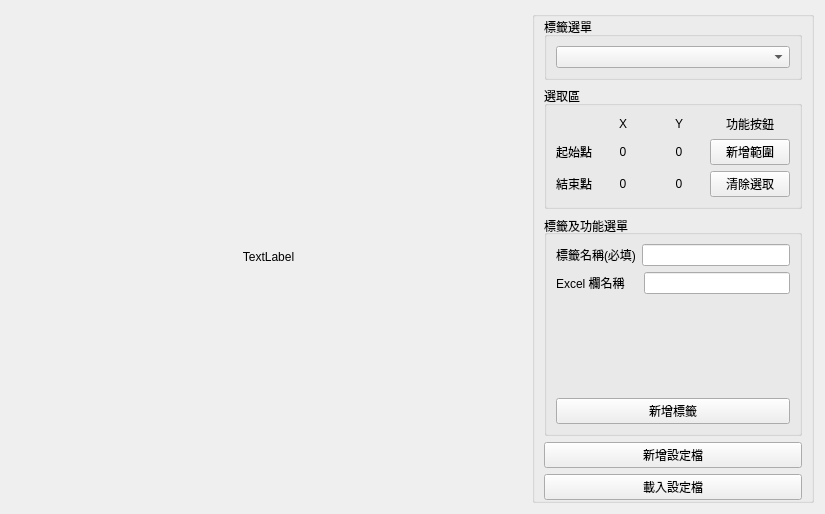
Before: the Qt Designer form src/widget/ocr_format_create_widget/ocr_format_create_widget.ui in IDK-Silver/Customize_OCR, drawn with Qt 5.
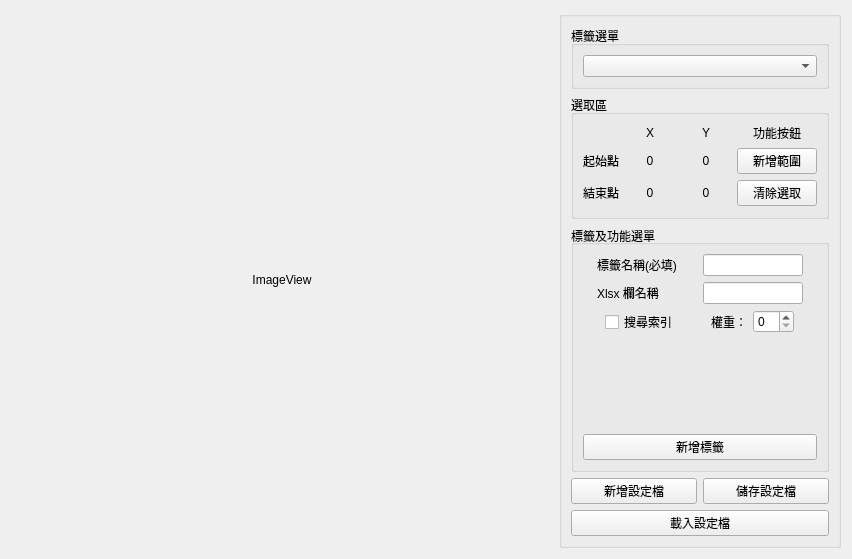
After: the same form once the commit is applied. Custom widgets are drawn as their Qt base class.

What changed in the file:
```diff
--- a/src/widget/ocr_format_create_widget/ocr_format_create_widget.ui
+++ b/src/widget/ocr_format_create_widget/ocr_format_create_widget.ui
@@ -6,8 +6,8 @@
    <rect>
     <x>0</x>
     <y>0</y>
-    <width>825</width>
-    <height>514</height>
+    <width>852</width>
+    <height>559</height>
    </rect>
   </property>
   <property name="minimumSize">
@@ -35,7 +35,7 @@
       </size>
      </property>
      <property name="text">
-      <string>TextLabel</string>
+      <string>ImageView</string>
      </property>
      <property name="alignment">
       <set>Qt::AlignCenter</set>
@@ -43,7 +43,7 @@
     </widget>
    </item>
    <item>
-    <widget class="QGroupBox" name="groupBox">
+    <widget class="QGroupBox" name="Option">
      <property name="sizePolicy">
       <sizepolicy hsizetype="Preferred" vsizetype="Preferred">
        <horstretch>1</horstretch>
@@ -54,14 +54,8 @@
       <string/>
      </property>
      <layout class="QVBoxLayout" name="verticalLayout">
-      <property name="topMargin">
-       <number>0</number>
-      </property>
-      <property name="bottomMargin">
-       <number>0</number>
-      </property>
       <item>
-       <widget class="QGroupBox" name="groupBox_5">
+       <widget class="QGroupBox" name="lable_selection">
         <property name="sizePolicy">
          <sizepolicy hsizetype="Preferred" vsizetype="Preferred">
           <horstretch>0</horstretch>
@@ -73,7 +67,7 @@
         </property>
         <layout class="QVBoxLayout" name="verticalLayout_2">
          <item>
-          <widget class="QComboBox" name="cb_tage_choose">
+          <widget class="QComboBox" name="cb_tag">
            <property name="sizePolicy">
             <sizepolicy hsizetype="Minimum" vsizetype="Fixed">
              <horstretch>0</horstretch>
@@ -92,7 +86,7 @@
        </widget>
       </item>
       <item>
-       <widget class="QGroupBox" name="groupBox_3">
+       <widget class="QGroupBox" name="image_crop">
         <property name="sizePolicy">
          <sizepolicy hsizetype="Preferred" vsizetype="Preferred">
           <horstretch>0</horstretch>
@@ -105,35 +99,6 @@
         <layout class="QVBoxLayout" name="verticalLayout_3">
          <item>
           <layout class="QGridLayout" name="gridLayout_2">
-           <item row="0" column="4">
-            <widget class="QLabel" name="label_6">
-             <property name="text">
-              <string>功能按鈕</string>
-             </property>
-             <property name="alignment">
-              <set>Qt::AlignCenter</set>
-             </property>
-            </widget>
-           </item>
-           <item row="2" column="4">
-            <widget class="QPushButton" name="pb_clear_crop_range">
-             <property name="sizePolicy">
-              <sizepolicy hsizetype="Preferred" vsizetype="Fixed">
-               <horstretch>0</horstretch>
-               <verstretch>0</verstretch>
-              </sizepolicy>
-             </property>
-             <property name="minimumSize">
-              <size>
-               <width>0</width>
-               <height>0</height>
-              </size>
-             </property>
-             <property name="text">
-              <string>清除選取</string>
-             </property>
-            </widget>
-           </item>
            <item row="0" column="2">
             <widget class="QLabel" name="label_7">
              <property name="sizePolicy">
@@ -150,35 +115,6 @@
              </property>
             </widget>
            </item>
-           <item row="1" column="4">
-            <widget class="QPushButton" name="pb_choose_crop_range">
-             <property name="sizePolicy">
-              <sizepolicy hsizetype="Fixed" vsizetype="Fixed">
-               <horstretch>0</horstretch>
-               <verstretch>0</verstretch>
-              </sizepolicy>
-             </property>
-             <property name="minimumSize">
-              <size>
-               <width>20</width>
-               <height>0</height>
-              </size>
-             </property>
-             <property name="text">
-              <string>新增範圍</string>
-             </property>
-            </widget>
-           </item>
-           <item row="2" column="0">
-            <widget class="QLabel" name="label_4">
-             <property name="text">
-              <string>結束點</string>
-             </property>
-             <property name="alignment">
-              <set>Qt::AlignCenter</set>
-             </property>
-            </widget>
-           </item>
            <item row="0" column="3">
             <widget class="QLabel" name="label_8">
              <property name="text">
@@ -221,6 +157,16 @@
              </property>
             </widget>
            </item>
+           <item row="2" column="0">
+            <widget class="QLabel" name="label_4">
+             <property name="text">
+              <string>結束點</string>
+             </property>
+             <property name="alignment">
+              <set>Qt::AlignCenter</set>
+             </property>
+            </widget>
+           </item>
            <item row="1" column="3">
             <widget class="QLabel" name="label_begin_y">
              <property name="minimumSize">
@@ -237,6 +183,44 @@
              </property>
             </widget>
            </item>
+           <item row="2" column="4">
+            <widget class="QPushButton" name="pb_clear_crop_range">
+             <property name="sizePolicy">
+              <sizepolicy hsizetype="Preferred" vsizetype="Fixed">
+               <horstretch>0</horstretch>
+               <verstretch>0</verstretch>
+              </sizepolicy>
+             </property>
+             <property name="minimumSize">
+              <size>
+               <width>0</width>
+               <height>0</height>
+              </size>
+             </property>
+             <property name="text">
+              <string>清除選取</string>
+             </property>
+            </widget>
+           </item>
+           <item row="1" column="4">
+            <widget class="QPushButton" name="pb_crop_range">
+             <property name="sizePolicy">
+              <sizepolicy hsizetype="Fixed" vsizetype="Fixed">
+               <horstretch>0</horstretch>
+               <verstretch>0</verstretch>
+              </sizepolicy>
+             </property>
+             <property name="minimumSize">
+              <size>
+               <width>20</width>
+               <height>0</height>
+              </size>
+             </property>
+             <property name="text">
+              <string>新增範圍</string>
+             </property>
+            </widget>
+           </item>
            <item row="2" column="2">
             <widget class="QLabel" name="label_end_x">
              <property name="minimumSize">
@@ -253,6 +237,16 @@
              </property>
             </widget>
            </item>
+           <item row="0" column="4">
+            <widget class="QLabel" name="label_6">
+             <property name="text">
+              <string>功能按鈕</string>
+             </property>
+             <property name="alignment">
+              <set>Qt::AlignCenter</set>
+             </property>
+            </widget>
+           </item>
            <item row="2" column="3">
             <widget class="QLabel" name="label_end_y">
              <property name="minimumSize">
@@ -275,7 +269,7 @@
        </widget>
       </item>
       <item>
-       <widget class="QGroupBox" name="groupBox_2">
+       <widget class="QGroupBox" name="lable_option">
         <property name="sizePolicy">
          <sizepolicy hsizetype="Preferred" vsizetype="Preferred">
           <horstretch>0</horstretch>
@@ -291,30 +285,22 @@
         <property name="flat">
          <bool>false</bool>
         </property>
-        <layout class="QGridLayout" name="gridLayout">
-         <item row="4" column="0">
-          <layout class="QHBoxLayout" name="horizontalLayout_2">
+        <layout class="QVBoxLayout" name="verticalLayout_5">
+         <item>
+          <layout class="QHBoxLayout" name="lable_layout">
            <item>
-            <widget class="QLabel" name="label">
-             <property name="text">
-              <string>Excel 欄名稱    </string>
+            <spacer name="horizontalSpacer_2">
+             <property name="orientation">
+              <enum>Qt::Horizontal</enum>
              </property>
-            </widget>
+             <property name="sizeHint" stdset="0">
+              <size>
+               <width>40</width>
+               <height>20</height>
+              </size>
+             </property>
+            </spacer>
            </item>
-           <item>
-            <widget class="QLineEdit" name="le_excel_col"/>
-           </item>
-          </layout>
-         </item>
-         <item row="6" column="0">
-          <widget class="QPushButton" name="pb_add_tag">
-           <property name="text">
-            <string>新增標籤</string>
-           </property>
-          </widget>
-         </item>
-         <item row="3" column="0">
-          <layout class="QHBoxLayout" name="horizontalLayout">
            <item>
             <widget class="QLabel" name="label_2">
              <property name="sizePolicy">
@@ -323,6 +309,12 @@
                <verstretch>0</verstretch>
               </sizepolicy>
              </property>
+             <property name="minimumSize">
+              <size>
+               <width>100</width>
+               <height>0</height>
+              </size>
+             </property>
              <property name="text">
               <string>標籤名稱(必填)</string>
              </property>
@@ -332,15 +324,149 @@
             <widget class="QLineEdit" name="le_tag_name">
              <property name="sizePolicy">
               <sizepolicy hsizetype="Preferred" vsizetype="Fixed">
-               <horstretch>7</horstretch>
+               <horstretch>0</horstretch>
                <verstretch>0</verstretch>
               </sizepolicy>
              </property>
+             <property name="minimumSize">
+              <size>
+               <width>100</width>
+               <height>0</height>
+              </size>
+             </property>
             </widget>
            </item>
+           <item>
+            <spacer name="horizontalSpacer">
+             <property name="orientation">
+              <enum>Qt::Horizontal</enum>
+             </property>
+             <property name="sizeHint" stdset="0">
+              <size>
+               <width>40</width>
+               <height>20</height>
+              </size>
+             </property>
+            </spacer>
+           </item>
           </layout>
          </item>
-         <item row="5" column="0">
+         <item>
+          <layout class="QHBoxLayout" name="xlsx_layout">
+           <item>
+            <spacer name="horizontalSpacer_3">
+             <property name="orientation">
+              <enum>Qt::Horizontal</enum>
+             </property>
+             <property name="sizeHint" stdset="0">
+              <size>
+               <width>40</width>
+               <height>20</height>
+              </size>
+             </property>
+            </spacer>
+           </item>
+           <item>
+            <widget class="QLabel" name="label">
+             <property name="minimumSize">
+              <size>
+               <width>100</width>
+               <height>0</height>
+              </size>
+             </property>
+             <property name="text">
+              <string>Xlsx 欄名稱    </string>
+             </property>
+            </widget>
+           </item>
+           <item>
+            <widget class="QLineEdit" name="le_xlsx_col">
+             <property name="sizePolicy">
+              <sizepolicy hsizetype="Preferred" vsizetype="Fixed">
+               <horstretch>0</horstretch>
+               <verstretch>0</verstretch>
+              </sizepolicy>
+             </property>
+             <property name="minimumSize">
+              <size>
+               <width>100</width>
+               <height>0</height>
+              </size>
+             </property>
+            </widget>
+           </item>
+           <item>
+            <spacer name="horizontalSpacer_4">
+             <property name="orientation">
+              <enum>Qt::Horizontal</enum>
+             </property>
+             <property name="sizeHint" stdset="0">
+              <size>
+               <width>40</width>
+               <height>20</height>
+              </size>
+             </property>
+            </spacer>
+           </item>
+          </layout>
+         </item>
+         <item>
+          <layout class="QHBoxLayout" name="horizontalLayout">
+           <item>
+            <spacer name="horizontalSpacer_5">
+             <property name="orientation">
+              <enum>Qt::Horizontal</enum>
+             </property>
+             <property name="sizeHint" stdset="0">
+              <size>
+               <width>40</width>
+               <height>20</height>
+              </size>
+             </property>
+            </spacer>
+           </item>
+           <item>
+            <widget class="QCheckBox" name="cb_is_search">
+             <property name="minimumSize">
+              <size>
+               <width>100</width>
+               <height>0</height>
+              </size>
+             </property>
+             <property name="text">
+              <string>搜尋索引</string>
+             </property>
+            </widget>
+           </item>
+           <item>
+            <widget class="QLabel" name="label_5">
+             <property name="text">
+              <string>權重：</string>
+             </property>
+             <property name="alignment">
+              <set>Qt::AlignRight|Qt::AlignTrailing|Qt::AlignVCenter</set>
+             </property>
+            </widget>
+           </item>
+           <item>
+            <widget class="QSpinBox" name="sb_search_weight"/>
+           </item>
+           <item>
+            <spacer name="horizontalSpacer_6">
+             <property name="orientation">
+              <enum>Qt::Horizontal</enum>
+             </property>
+             <property name="sizeHint" stdset="0">
+              <size>
+               <width>40</width>
+               <height>20</height>
+              </size>
+             </property>
+            </spacer>
+           </item>
+          </layout>
+         </item>
+         <item>
           <spacer name="verticalSpacer">
            <property name="orientation">
             <enum>Qt::Vertical</enum>
@@ -353,18 +479,36 @@
            </property>
           </spacer>
          </item>
+         <item>
+          <widget class="QPushButton" name="pb_add_tag">
+           <property name="text">
+            <string>新增標籤</string>
+           </property>
+          </widget>
+         </item>
         </layout>
        </widget>
       </item>
       <item>
-       <widget class="QPushButton" name="pb_add_setting_file">
-        <property name="text">
-         <string>新增設定檔</string>
-        </property>
-       </widget>
+       <layout class="QHBoxLayout" name="horizontalLayout_2">
+        <item>
+         <widget class="QPushButton" name="pb_new_file">
+          <property name="text">
+           <string>新增設定檔</string>
+          </property>
+         </widget>
+        </item>
+        <item>
+         <widget class="QPushButton" name="pb_save_file">
+          <property name="text">
+           <string>儲存設定檔</string>
+          </property>
+         </widget>
+        </item>
+       </layout>
       </item>
       <item>
-       <widget class="QPushButton" name="pb_load_setting_file">
+       <widget class="QPushButton" name="pb_load_file">
         <property name="text">
          <string>載入設定檔</string>
         </property>
```
